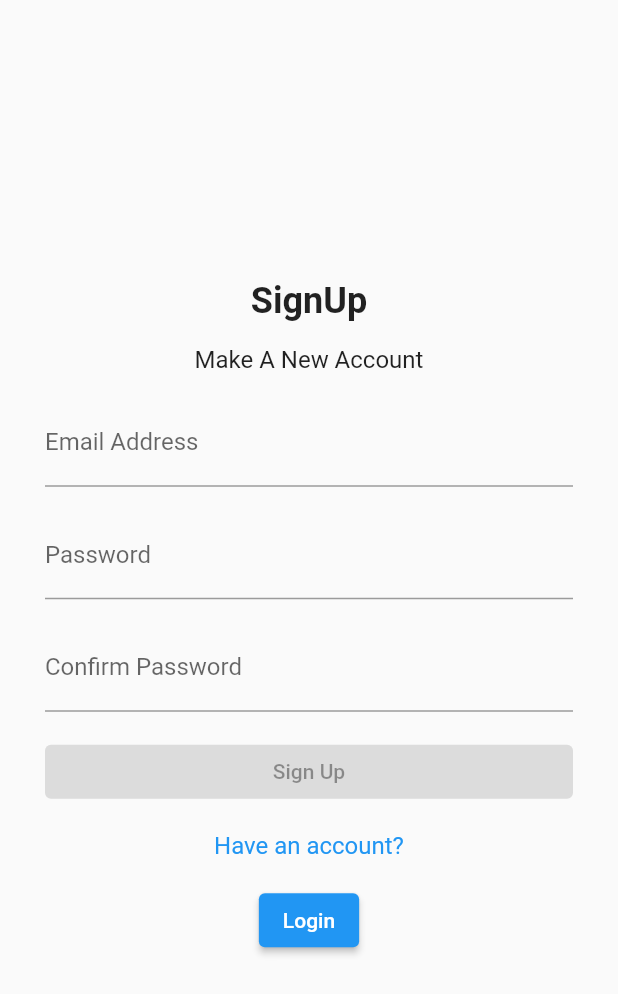
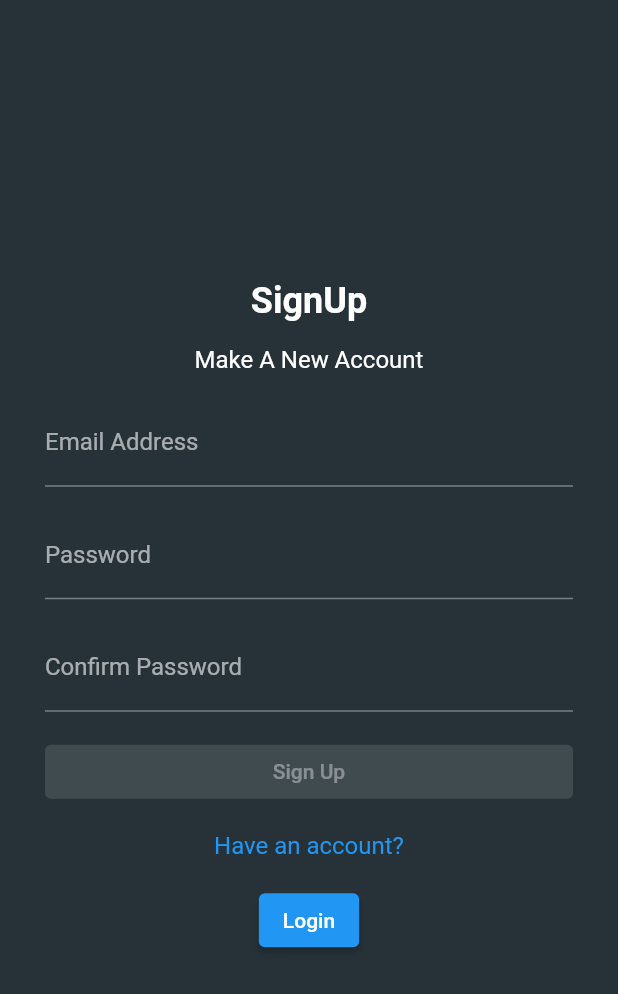
Before and after one commit to umarwaseeem/Chat-Flutter-Firebase, a Flutter app: the screen it shows after launch, after a tap on "Sign up", on a phone screen of 412 x 824 dp. Shown: the top 994 px of the screen. Run offline on Flutter 3.47's test engine with Material 2 defaults, Android fonts, the phone set to English and light mode, and no system bars; our stand-ins replace awesome_snackbar_content, cloud_firestore, firebase_auth, firebase_core, firebase_storage, image_cropper and 1 more; accounts and stored records are empty.

```diff
--- a/lib/main.dart
+++ b/lib/main.dart
@@ -11,8 +11,8 @@ void main() async {
   await Firebase.initializeApp();
 
   User? currentUser = FirebaseAuth.instance.currentUser;
-  Future<UserModel?> userModel =
-      FirebaseHelper.getUserModelById(currentUser?.uid);
+  UserModel? userModel =
+      await FirebaseHelper.getUserModelById(currentUser?.uid);
 
   bool loggedIn = false;
   // check if user logged in
@@ -21,21 +21,33 @@ void main() async {
   } else {
     loggedIn = true;
   }
-  runApp(MyApp(isLoggedIn: loggedIn));
+  runApp(MyApp(
+    isLoggedIn: loggedIn,
+    firebaseUser: currentUser,
+    userModel: userModel,
+  ));
 }
 
 class MyApp extends StatelessWidget {
+  final User? firebaseUser;
+  final UserModel? userModel;
   final bool isLoggedIn;
-  const MyApp({Key? key, required this.isLoggedIn}) : super(key: key);
+  const MyApp(
+      {Key? key, required this.isLoggedIn, this.firebaseUser, this.userModel})
+      : super(key: key);
 
   @override
   Widget build(BuildContext context) {
     if (isLoggedIn == false) {
       return MaterialApp(
         debugShowCheckedModeBanner: false,
-        title: 'Flutter Demo',
+        title: 'Chat With Flutter Firebase',
         theme: ThemeData(
-          primarySwatch: Colors.blue,
+          brightness: Brightness.dark,
+          appBarTheme: const AppBarTheme(
+            backgroundColor: Colors.black,
+          ),
+          scaffoldBackgroundColor: Colors.blueGrey.shade900,
         ),
         home: const LoginScreen(),
       );
@@ -45,9 +57,16 @@ class MyApp extends StatelessWidget {
       debugShowCheckedModeBanner: false,
       title: 'Flutter Demo',
       theme: ThemeData(
-        primarySwatch: Colors.blue,
+        brightness: Brightness.dark,
+        appBarTheme: const AppBarTheme(
+          backgroundColor: Colors.black,
+        ),
+        scaffoldBackgroundColor: Colors.blueGrey.shade900,
       ),
-      home: const HomeScreen(),
+      home: HomeScreen(
+        userModel: userModel,
+        firebaseUser: firebaseUser,
+      ),
     );
   }
 }
--- a/lib/screens/login_screen.dart
+++ b/lib/screens/login_screen.dart
@@ -97,12 +97,13 @@ class _LoginScreenState extends State<LoginScreen> {
               loading = false;
             },
           );
-          toHomeScreen();
         },
       );
       // credential.user?.getIdToken().then((token) {
       //   print("\x1B[32m$token\x1B[0m");
       // });
+      toHomeScreen();
+
       String? userId = credential.user!.uid;
       String name = email.substring(0, email.indexOf('@'));
 
@@ -178,7 +179,7 @@ class _LoginScreenState extends State<LoginScreen> {
                             width: double.infinity,
                             child: ElevatedButton(
                               style: ElevatedButton.styleFrom(
-                                primary: Colors.blue,
+                                backgroundColor: Colors.blue,
                               ),
                               onPressed: buttonEnabled
                                   ? () {
```
Also changed, not shown: lib/screens/home_screen.dart (+21 -2 lines), lib/screens/search_screen.dart (added, +111 -0 lines), lib/util/snackbar.dart (+14 -0 lines), pubspec.lock.
